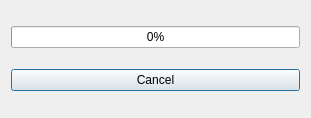
Qt form progressdialog.ui (Inexorably/gwentCalc) before a commit.
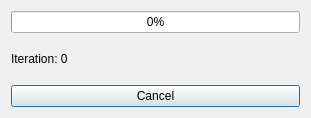
The same form after that commit.

Patch:
```diff
--- a/progressdialog.ui
+++ b/progressdialog.ui
@@ -14,6 +14,13 @@
    <string>Dialog</string>
   </property>
   <layout class="QGridLayout" name="gridLayout">
+   <item row="2" column="0">
+    <widget class="QPushButton" name="pushButton">
+     <property name="text">
+      <string>Cancel</string>
+     </property>
+    </widget>
+   </item>
    <item row="0" column="0">
     <widget class="QProgressBar" name="progressBar">
      <property name="value">
@@ -22,9 +29,9 @@
     </widget>
    </item>
    <item row="1" column="0">
-    <widget class="QPushButton" name="pushButton">
+    <widget class="QLabel" name="label">
      <property name="text">
-      <string>Cancel</string>
+      <string>Iteration: 0</string>
      </property>
     </widget>
    </item>
```
